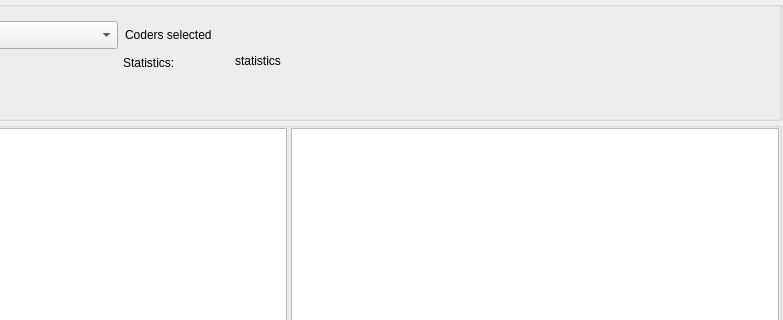
Qt form GUI_UIs/ui_dialog_report_compare_coder_file.ui (ccbogel/QualCoder) before a commit; both pictures show x 206 to 989 and y 0 to 320 of the 989 by 580 pixel window.
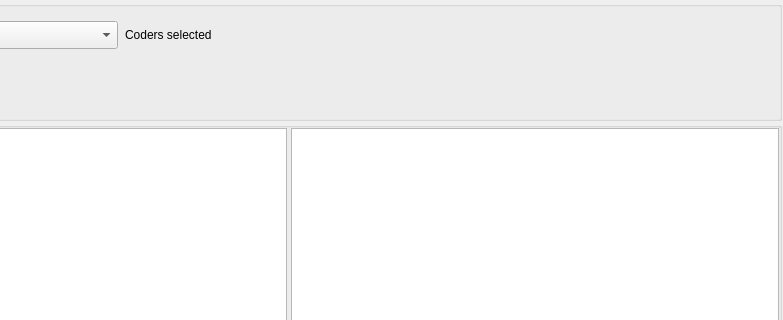
The same form after that commit.

```diff
--- a/GUI_UIs/ui_dialog_report_compare_coder_file.ui
+++ b/GUI_UIs/ui_dialog_report_compare_coder_file.ui
@@ -204,38 +204,6 @@
        <string/>
       </property>
      </widget>
-     <widget class="QLabel" name="label">
-      <property name="geometry">
-       <rect>
-        <x>328</x>
-        <y>53</y>
-        <width>101</width>
-        <height>17</height>
-       </rect>
-      </property>
-      <property name="text">
-       <string>Statistics:</string>
-      </property>
-     </widget>
-     <widget class="QLabel" name="label_stats">
-      <property name="geometry">
-       <rect>
-        <x>440</x>
-        <y>53</y>
-        <width>511</width>
-        <height>61</height>
-       </rect>
-      </property>
-      <property name="text">
-       <string>statistics</string>
-      </property>
-      <property name="alignment">
-       <set>Qt::AlignLeading|Qt::AlignLeft|Qt::AlignTop</set>
-      </property>
-      <property name="wordWrap">
-       <bool>true</bool>
-      </property>
-     </widget>
     </widget>
    </item>
    <item>
```
Left out of the diff: 20 changed lines with no effect on the pictures.
